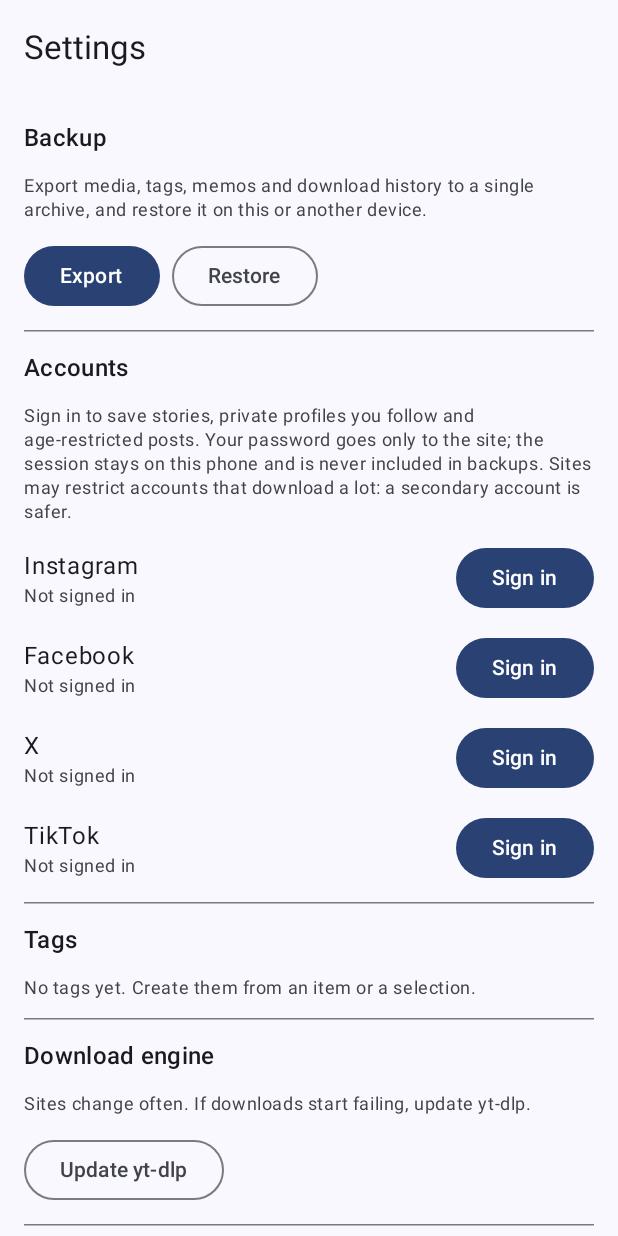
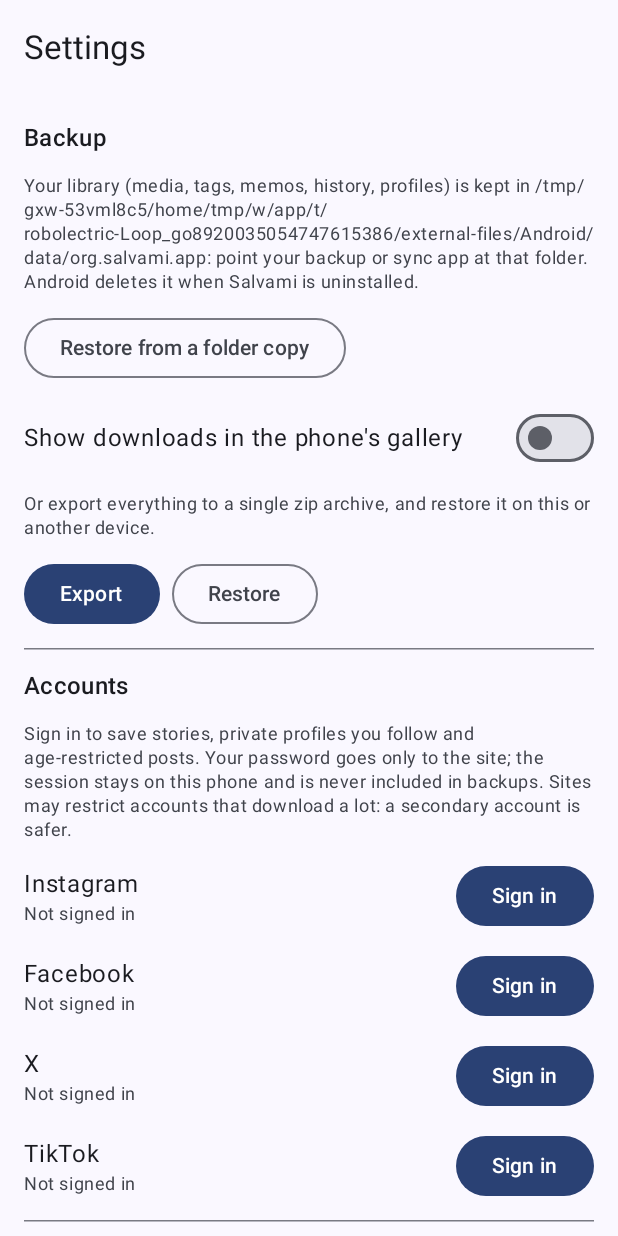
Before and after one commit to wstucco/salvami.app, an Android app built with Jetpack Compose: the composable SettingsScreen shown on its own in the app's theme, on a phone screen of 412 x 824 dp. Run offline under Robolectric (Android 15) with nearby library versions, the phone set to English and light mode, and no system bars; libraries missing offline, so code that uses them is left out: com.yausername.youtubedl_android.

Commit message:
Restore from a folder copy and toggle gallery visibility in Settings

```diff
--- a/app/src/main/java/org/salvami/app/ui/Screens.kt
+++ b/app/src/main/java/org/salvami/app/ui/Screens.kt
@@ -27,6 +27,7 @@ import androidx.compose.material3.LinearProgressIndicator
 import androidx.compose.material3.MaterialTheme
 import androidx.compose.material3.OutlinedButton
 import androidx.compose.material3.Scaffold
+import androidx.compose.material3.Switch
 import androidx.compose.material3.Text
 import androidx.compose.material3.TextButton
 import androidx.compose.material3.TopAppBar
@@ -153,6 +154,10 @@ fun SettingsScreen(state: LibState) {
     val restoreLauncher = rememberLauncherForActivityResult(ActivityResultContracts.OpenDocument()) { uri ->
         if (uri != null) task { restored.format(Backup.restore(ctx, uri)) }
     }
+    val restoreFolderLauncher = rememberLauncherForActivityResult(ActivityResultContracts.OpenDocumentTree()) { uri ->
+        if (uri != null) task { restored.format(Backup.restoreFolder(ctx, uri)) }
+    }
+    var showInGallery by remember { mutableStateOf(Library.showInGallery()) }
 
     Scaffold(topBar = { TopAppBar(title = { Text(stringResource(R.string.settings)) }) }) { padding ->
         Column(
@@ -162,6 +167,18 @@ fun SettingsScreen(state: LibState) {
             if (busy) LinearProgressIndicator(Modifier.fillMaxWidth())
 
             Text(stringResource(R.string.backup), style = MaterialTheme.typography.titleMedium)
+            Text(
+                stringResource(R.string.library_folder_help, Library.root.path.substringAfter("/storage/emulated/0/")),
+                style = MaterialTheme.typography.bodySmall, color = MaterialTheme.colorScheme.onSurfaceVariant,
+            )
+            OutlinedButton(enabled = !busy, onClick = { restoreFolderLauncher.launch(null) }) { Text(stringResource(R.string.restore_folder)) }
+            Row(verticalAlignment = Alignment.CenterVertically) {
+                Text(stringResource(R.string.show_in_gallery), Modifier.weight(1f))
+                Switch(checked = showInGallery, onCheckedChange = { on ->
+                    showInGallery = on
+                    scope.launch(Dispatchers.IO) { Library.setShowInGallery(ctx, on) }
+                })
+            }
             Text(stringResource(R.string.backup_help), style = MaterialTheme.typography.bodySmall, color = MaterialTheme.colorScheme.onSurfaceVariant)
             Row(horizontalArrangement = Arrangement.spacedBy(8.dp)) {
                 Button(enabled = !busy, onClick = {
--- a/app/src/main/res/values/strings.xml
+++ b/app/src/main/res/values/strings.xml
@@ -70,7 +70,7 @@
     <string name="status_completed_n">Completed (%d)</string>
     <string name="status_failed">Failed</string>
     <string name="backup">Backup</string>
-    <string name="backup_help">Export media, tags, memos and download history to a single archive, and restore it on this or another device.</string>
+    <string name="backup_help">Or export everything to a single zip archive, and restore it on this or another device.</string>
     <string name="export_backup">Export</string>
     <string name="restore_backup">Restore</string>
     <string name="exported_n">Exported files: %d</string>
@@ -87,4 +87,7 @@
     <string name="open_profile">Open profile</string>
     <string name="refresh">Refresh</string>
     <string name="delete_profile_confirm">Remove %1$s from saved profiles?</string>
+    <string name="library_folder_help">Your library (media, tags, memos, history, profiles) is kept in %1$s: point your backup or sync app at that folder. Android deletes it when Salvami is uninstalled.</string>
+    <string name="restore_folder">Restore from a folder copy</string>
+    <string name="show_in_gallery">Show downloads in the phone\'s gallery</string>
 </resources>
```
Also changed, not shown: app/src/main/java/org/salvami/app/Backup.kt (+51 -16 lines), 2 other files.
